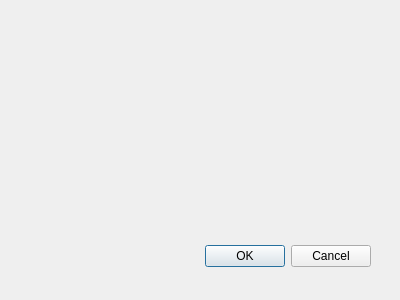
First picture: the form in src/OpenCOVER/DrivingSim/oddlot/src/cover/coverconnection.ui, repository hlrs-vis/covise, before the edit.
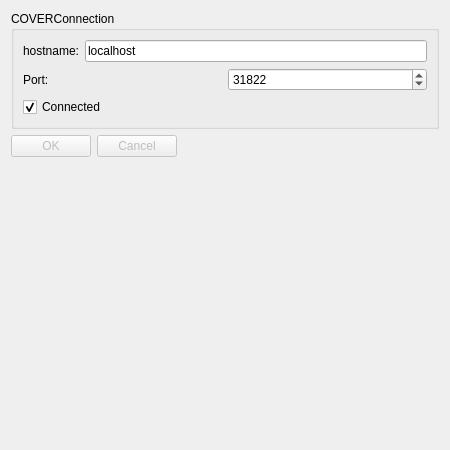
Second picture: the form after the edit.

Patch:
```diff
--- a/src/OpenCOVER/DrivingSim/oddlot/src/cover/coverconnection.ui
+++ b/src/OpenCOVER/DrivingSim/oddlot/src/cover/coverconnection.ui
@@ -1,36 +1,101 @@
-<ui version="4.0" >
- <author></author>
- <comment></comment>
- <exportmacro></exportmacro>
- <class>Dialog</class>
- <widget class="QDialog" name="Dialog" >
-  <property name="geometry" >
+<?xml version="1.0" encoding="UTF-8"?>
+<ui version="4.0">
+ <class>COVERConnection</class>
+ <widget class="QDialog" name="COVERConnection">
+  <property name="geometry">
    <rect>
     <x>0</x>
     <y>0</y>
-    <width>400</width>
-    <height>300</height>
+    <width>450</width>
+    <height>450</height>
    </rect>
   </property>
   <property name="windowTitle" >
    <string>Dialog</string>
   </property>
-  <widget class="QDialogButtonBox" name="buttonBox" >
-   <property name="geometry" >
-    <rect>
-     <x>30</x>
-     <y>240</y>
-     <width>341</width>
-     <height>32</height>
-    </rect>
-   </property>
-   <property name="orientation" >
-    <enum>Qt::Horizontal</enum>
-   </property>
-   <property name="standardButtons" >
-    <set>QDialogButtonBox::Cancel|QDialogButtonBox::Ok</set>
-   </property>
-  </widget>
+  <property name="windowTitle">
+   <string>Settings</string>
+  </property>
+  <layout class="QFormLayout" name="formLayout_2">
+   <item row="1" column="0">
+    <widget class="QDialogButtonBox" name="buttonBox">
+     <property name="enabled">
+      <bool>false</bool>
+     </property>
+     <property name="orientation">
+      <enum>Qt::Horizontal</enum>
+     </property>
+     <property name="standardButtons">
+      <set>QDialogButtonBox::Cancel|QDialogButtonBox::Ok</set>
+     </property>
+    </widget>
+   </item>
+   <item row="0" column="0" colspan="2">
+    <widget class="QGroupBox" name="groupBox_2">
+     <property name="title">
+      <string>COVERConnection</string>
+     </property>
+     <layout class="QFormLayout" name="formLayout">
+      <item row="1" column="0">
+       <widget class="QCheckBox" name="connectedState">
+        <property name="text">
+         <string>Connected</string>
+        </property>
+        <property name="checked">
+         <bool>true</bool>
+        </property>
+       </widget>
+      </item>
+      <item row="0" column="0" colspan="2">
+       <layout class="QVBoxLayout" name="verticalLayout">
+        <item>
+         <layout class="QHBoxLayout" name="horizontalLayout_2">
+          <item>
+           <widget class="QLabel" name="label_3">
+            <property name="text">
+             <string>hostname:</string>
+            </property>
+           </widget>
+          </item>
+          <item>
+           <widget class="QLineEdit" name="hostnameEdit">
+            <property name="text">
+             <string>localhost</string>
+            </property>
+           </widget>
+          </item>
+         </layout>
+        </item>
+        <item>
+         <layout class="QHBoxLayout" name="horizontalLayout">
+          <item>
+           <widget class="QLabel" name="label_5">
+            <property name="text">
+             <string>Port:</string>
+            </property>
+           </widget>
+          </item>
+          <item>
+           <widget class="QSpinBox" name="portSpinBox">
+            <property name="minimum">
+             <number>1000</number>
+            </property>
+            <property name="maximum">
+             <number>100000</number>
+            </property>
+            <property name="value">
+             <number>31822</number>
+            </property>
+           </widget>
+          </item>
+         </layout>
+        </item>
+       </layout>
+      </item>
+     </layout>
+    </widget>
+   </item>
+  </layout>
  </widget>
  <pixmapfunction></pixmapfunction>
  <resources/>
```
Left out of the diff: 17 changed lines with no effect on the pictures.
